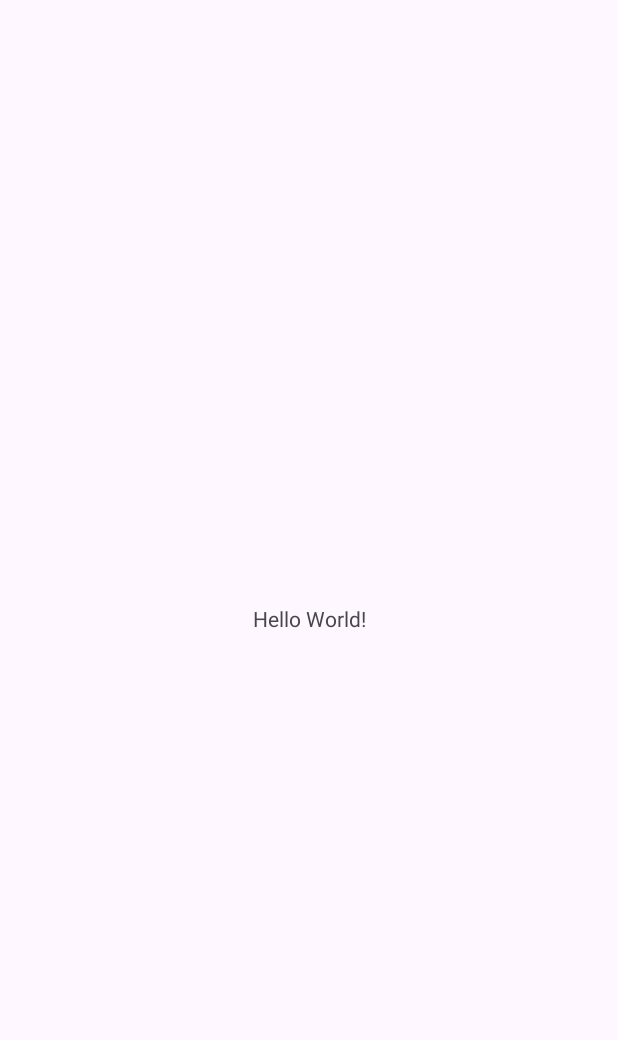
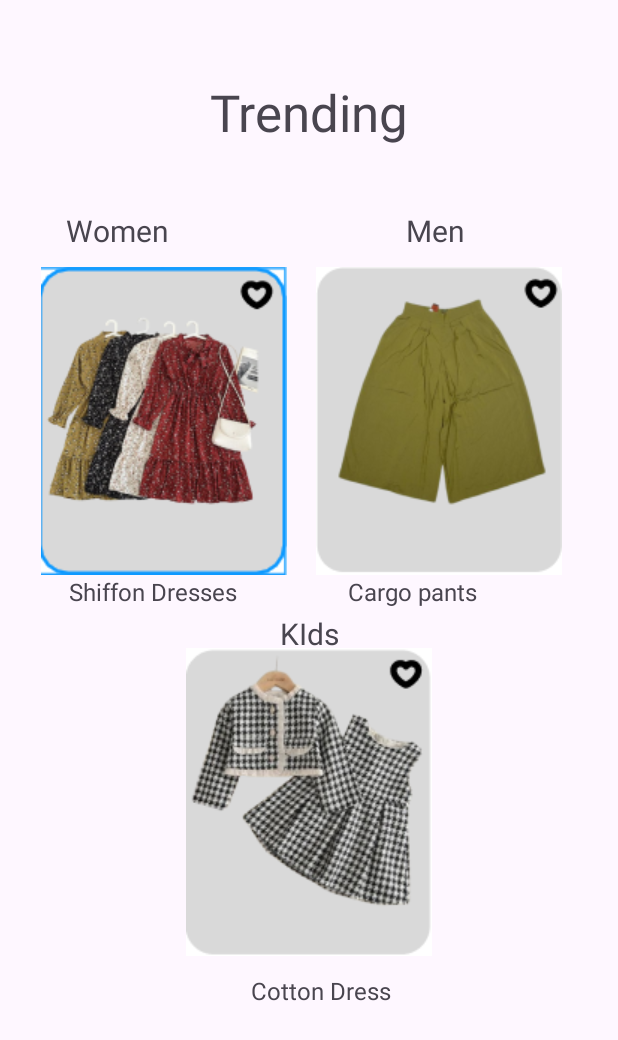
Before and after one commit to akirachix/Techfluencers-Frontend, an Android app: the screen it shows after launch (MainActivity), on a phone screen of 412 x 824 dp. Before the commit the part shown is almost empty. Shown: the top 1040 px of the screen. Run offline under Robolectric (Android 15) with nearby library versions, the phone set to English and light mode, and no system bars.

Commit message:
commit trending

```diff
--- a/app/build.gradle.kts
+++ b/app/build.gradle.kts
@@ -33,6 +33,7 @@ android {
     kotlinOptions {
         jvmTarget = "1.8"
     }
+    buildFeatures { viewBinding = true }
 }
 
 dependencies {
--- a/app/src/main/java/com/akirachix/realfashion/MainActivity.kt
+++ b/app/src/main/java/com/akirachix/realfashion/MainActivity.kt
@@ -5,16 +5,13 @@ import androidx.activity.enableEdgeToEdge
 import androidx.appcompat.app.AppCompatActivity
 import androidx.core.view.ViewCompat
 import androidx.core.view.WindowInsetsCompat
+import com.akirachix.realfashion.databinding.ActivityMainBinding
 
 class MainActivity : AppCompatActivity() {
+    lateinit var binding: ActivityMainBinding
     override fun onCreate(savedInstanceState: Bundle?) {
         super.onCreate(savedInstanceState)
         enableEdgeToEdge()
         setContentView(R.layout.activity_main)
-        ViewCompat.setOnApplyWindowInsetsListener(findViewById(R.id.main)) { v, insets ->
-            val systemBars = insets.getInsets(WindowInsetsCompat.Type.systemBars())
-            v.setPadding(systemBars.left, systemBars.top, systemBars.right, systemBars.bottom)
-            insets
-        }
     }
 }
--- a/app/src/main/res/layout/activity_main.xml
+++ b/app/src/main/res/layout/activity_main.xml
@@ -8,12 +8,129 @@
     tools:context=".MainActivity">
 
     <TextView
+        android:id="@+id/tvOne"
         android:layout_width="wrap_content"
         android:layout_height="wrap_content"
-        android:text="Hello World!"
-        app:layout_constraintBottom_toBottomOf="parent"
+        android:layout_marginStart="16dp"
+        android:layout_marginTop="52dp"
+        android:layout_marginEnd="16dp"
+        android:text="Trending"
+        android:textSize="34sp"
         app:layout_constraintEnd_toEndOf="parent"
         app:layout_constraintStart_toStartOf="parent"
         app:layout_constraintTop_toTopOf="parent" />
 
+    <TextView
+        android:id="@+id/tvTwo"
+        android:layout_width="wrap_content"
+        android:layout_height="wrap_content"
+        android:layout_marginStart="24dp"
+        android:layout_marginTop="140dp"
+        android:layout_marginEnd="280dp"
+        android:text="Women"
+        android:textSize="20sp"
+        app:layout_constraintEnd_toEndOf="parent"
+        app:layout_constraintStart_toStartOf="parent"
+        app:layout_constraintTop_toTopOf="parent" />
+
+    <ImageView
+        android:id="@+id/ivThree"
+        android:layout_width="wrap_content"
+        android:layout_height="wrap_content"
+        android:layout_marginStart="16dp"
+        android:layout_marginTop="432dp"
+        android:layout_marginEnd="16dp"
+        android:layout_marginBottom="62dp"
+        app:layout_constraintBottom_toTopOf="@+id/tvSeven"
+        app:layout_constraintEnd_toEndOf="parent"
+        app:layout_constraintStart_toStartOf="parent"
+        app:layout_constraintTop_toTopOf="parent"
+        app:srcCompat="@drawable/cloth" />
+
+    <ImageView
+        android:id="@+id/ivTwo"
+        android:layout_width="wrap_content"
+        android:layout_height="wrap_content"
+        android:layout_marginStart="205dp"
+        android:layout_marginTop="178dp"
+        android:layout_marginEnd="32dp"
+        app:layout_constraintEnd_toEndOf="parent"
+        app:layout_constraintStart_toStartOf="parent"
+        app:layout_constraintTop_toTopOf="parent"
+        app:srcCompat="@drawable/clothes" />
+
+    <ImageView
+        android:id="@+id/ivOne"
+        android:layout_width="wrap_content"
+        android:layout_height="wrap_content"
+        android:layout_marginStart="32dp"
+        android:layout_marginTop="178dp"
+        android:layout_marginEnd="24dp"
+        app:layout_constraintEnd_toStartOf="@+id/ivTwo"
+        app:layout_constraintStart_toStartOf="parent"
+        app:layout_constraintTop_toTopOf="parent"
+        app:srcCompat="@drawable/cloths" />
+
+    <TextView
+        android:id="@+id/tvThree"
+        android:layout_width="wrap_content"
+        android:layout_height="wrap_content"
+        android:layout_marginStart="100dp"
+        android:layout_marginTop="140dp"
+        android:layout_marginEnd="44dp"
+        android:text="Men"
+        android:textSize="20sp"
+        app:layout_constraintEnd_toEndOf="parent"
+        app:layout_constraintStart_toEndOf="@+id/tvTwo"
+        app:layout_constraintTop_toTopOf="parent" />
+
+    <TextView
+        android:id="@+id/tvFive"
+        android:layout_width="wrap_content"
+        android:layout_height="wrap_content"
+        android:layout_marginStart="32dp"
+        android:layout_marginEnd="240dp"
+        android:text="Shiffon Dresses"
+        android:textSize="16sp"
+        app:layout_constraintEnd_toEndOf="parent"
+        app:layout_constraintStart_toStartOf="parent"
+        app:layout_constraintTop_toBottomOf="@+id/ivOne" />
+
+    <TextView
+        android:id="@+id/tvSix"
+        android:layout_width="wrap_content"
+        android:layout_height="wrap_content"
+        android:layout_marginStart="32dp"
+        android:layout_marginEnd="52dp"
+        android:text="Cargo pants"
+        android:textSize="16sp"
+        app:layout_constraintEnd_toEndOf="parent"
+        app:layout_constraintStart_toEndOf="@+id/tvFive"
+        app:layout_constraintTop_toBottomOf="@+id/ivTwo" />
+
+    <TextView
+        android:id="@+id/tvSeven"
+        android:layout_width="wrap_content"
+        android:layout_height="wrap_content"
+        android:layout_marginStart="167dp"
+        android:layout_marginTop="12dp"
+        android:layout_marginEnd="151dp"
+        android:text="Cotton Dress"
+        android:textSize="16sp"
+        app:layout_constraintEnd_toEndOf="parent"
+        app:layout_constraintStart_toStartOf="parent"
+        app:layout_constraintTop_toBottomOf="@+id/ivThree" />
+
+    <TextView
+        android:id="@+id/tvFour"
+        android:layout_width="wrap_content"
+        android:layout_height="wrap_content"
+        android:layout_marginStart="16dp"
+        android:layout_marginTop="25dp"
+        android:layout_marginEnd="16dp"
+        android:text="KIds"
+        android:textSize="20sp"
+        app:layout_constraintEnd_toEndOf="parent"
+        app:layout_constraintStart_toStartOf="parent"
+        app:layout_constraintTop_toBottomOf="@+id/ivOne" />
 </androidx.constraintlayout.widget.ConstraintLayout>
```
Also changed, not shown: app/src/main/res/drawable/cloth.png (added), app/src/main/res/drawable/clothes.png (added), app/src/main/res/drawable/cloths.png (added).
